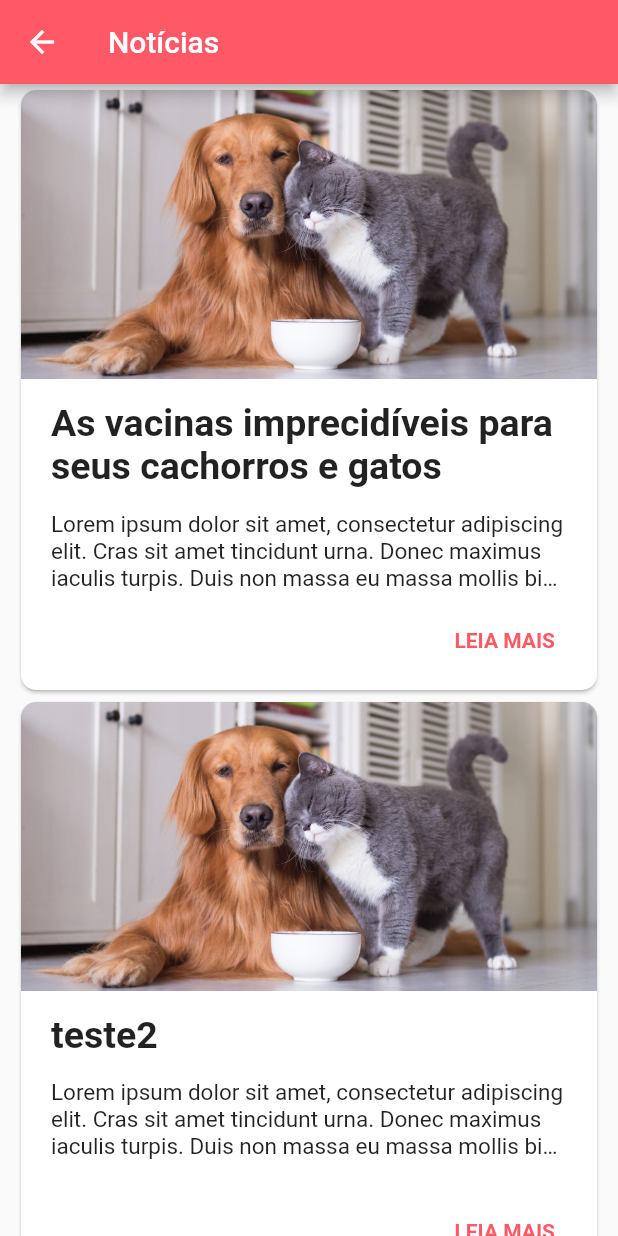
After one commit to VitorEstevam/app-pets, a Flutter app: the PageNews screen opened directly, on a phone screen of 412 x 824 dp. The commit adds this screen. Run offline on Flutter 3.47's test engine with Material 2 defaults, Android fonts, the phone set to English and light mode, and no system bars; our stand-ins replace flutter_mobx, google_fonts, mobx, table_calendar; missing offline and left inert: dart:ffi; generated files the repository leaves out were written again.

Commit message:
startin news

```diff
--- /dev/null
+++ b/lib/classes/news.dart
@@ -0,0 +1,7 @@
+class News{
+  String title;
+  String header;
+  String text;
+
+  News({required this.title, required this.header, required this.text});
+}
--- a/lib/consts/provider_stores.dart
+++ b/lib/consts/provider_stores.dart
@@ -1,4 +1,5 @@
 import 'package:app_pets/stores/example/store_tasks.dart';
+import 'package:app_pets/stores/news/store_news.dart';
 import 'package:provider/provider.dart';
 import 'package:provider/single_child_widget.dart';
 
@@ -6,4 +7,7 @@ List<SingleChildWidget> providerStores = [
   Provider<StoreTasks>(
     create: (_) => StoreTasks(),
   ),
+  Provider<StoreNews>(
+    create: (_) => StoreNews(),
+  ),
 ];
--- a/lib/pages/page_home/subpages/page_home/page_home.dart
+++ b/lib/pages/page_home/subpages/page_home/page_home.dart
@@ -1,3 +1,4 @@
+import 'package:app_pets/pages/page_home/subpages/page_add_task/page_add_task.dart';
 import 'package:flutter/material.dart';
 
 import 'widgets/pet_picture.dart';
@@ -12,7 +13,10 @@ class PageHome extends StatelessWidget {
       resizeToAvoidBottomInset: false,
       backgroundColor: Theme.of(context).backgroundColor,
       floatingActionButton: FloatingActionButton.extended(
-        onPressed: () => Navigator.pushNamed(context, "page_add_task"),
+        onPressed: () => Navigator.push(
+    context,
+    MaterialPageRoute(builder: (context) => PageAddTask()),
+  ),
         label: Text('ADICIONAR TAREFA'),
         icon: Icon(Icons.add),
       ),
--- /dev/null
+++ b/lib/pages/page_news/subpages/page_news.dart
@@ -0,0 +1,123 @@
+import 'package:app_pets/classes/news.dart';
+import 'package:app_pets/stores/news/store_news.dart';
+import 'package:app_pets/widgets/image_loader.dart';
+import 'package:flutter/material.dart';
+import 'package:provider/provider.dart';
+
+class PageNews extends StatefulWidget {
+  const PageNews({Key? key}) : super(key: key);
+
+  @override
+  State<PageNews> createState() => _PageNewsState();
+}
+
+class _PageNewsState extends State<PageNews> {
+  @override
+  Widget build(BuildContext context) {
+    final news = Provider.of<StoreNews>(context).news;
+
+    return Scaffold(
+      appBar: AppBar(
+        title: Text("Notícias"),
+      ),
+      body: Padding(
+        padding: const EdgeInsets.symmetric(horizontal: 10.0),
+        child: ListView.builder(
+          shrinkWrap: true,
+          physics: const BouncingScrollPhysics(),
+          scrollDirection: Axis.vertical,
+          itemCount: news.length,
+          itemBuilder: (context, i) {
+            var item = news[i];
+            return NewsCard(item: item);
+          },
+        ),
+      ),
+    );
+  }
+}
+
+class NewsCard extends StatelessWidget {
+  const NewsCard({
+    Key? key,
+    required this.item,
+  }) : super(key: key);
+
+  final News item;
+
+  void openNews(BuildContext context, News news) {
+    Navigator.pushNamed(context, "page_news_view");
+  }
+
+  @override
+  Widget build(BuildContext context) {
+    return InkWell(
+      onTap: () => openNews(context, item),
+      child: Card(
+        clipBehavior: Clip.antiAlias,
+        shape: RoundedRectangleBorder(
+          borderRadius: BorderRadius.circular(10.0),
+        ),
+        child: Container(
+          height: 400,
+          width: double.infinity,
+          child: Column(
+            crossAxisAlignment: CrossAxisAlignment.start,
+            children: [
+              Expanded(
+                child: Container(
+                  foregroundDecoration: BoxDecoration(
+                    image: DecorationImage(
+                        image: AssetImage(item.header), fit: BoxFit.cover),
+                  ),
+                ),
+              ),
+              Container(
+                height: 15,
+              ),
+              Expanded(
+                child: Padding(
+                  padding: const EdgeInsets.symmetric(horizontal: 20.0),
+                  child: Column(
+                    crossAxisAlignment: CrossAxisAlignment.start,
+                    children: [
+                      Text(
+                        item.title,
+                        maxLines: 2,
+                        overflow: TextOverflow.ellipsis,
+                        style: const TextStyle(
+                          fontSize: 25,
+                          fontWeight: FontWeight.bold,
+                        ),
+                      ),
+                      Container(
+                        height: 15,
+                      ),
+                      Text(
+                        item.text,
+                        style: const TextStyle(fontSize: 15),
+                        maxLines: 3,
+                        overflow: TextOverflow.ellipsis,
+                      ),
+                      Expanded(
+                        child: Align(
+                          alignment: Alignment.centerRight,
+                          child: TextButton(
+                              onPressed: () => openNews(context,item),
+                              child: const Text(
+                                "LEIA MAIS",
+                                style: TextStyle(fontWeight: FontWeight.bold),
+                              )),
+                        ),
+                      )
+                    ],
+                  ),
+                ),
+              ),
+            ],
+          ),
+        ),
+      ),
+    );
+  }
+}
--- a/lib/pages/tab_bar_handler.dart
+++ b/lib/pages/tab_bar_handler.dart
@@ -1,5 +1,6 @@
 import 'package:app_pets/pages/page_home/router_page_home.dart';
 import 'package:app_pets/pages/page_home/subpages/page_home/page_home.dart';
+import 'package:app_pets/pages/page_news/router_page_news.dart';
 import 'package:flutter/material.dart';
 
 class TabBarHandler extends StatelessWidget {
@@ -39,9 +40,7 @@ class TabBarHandler extends StatelessWidget {
           child: const TabBarView(
             physics: NeverScrollableScrollPhysics(),
             children: <Widget>[
-              Center(
-                child: Text("Noticias"),
-              ),
+              RouterPageNews(),
               Center(
                 child: Text("tarefas"),
               ),
--- /dev/null
+++ b/lib/stores/news/store_news.dart
@@ -0,0 +1,31 @@
+import 'package:app_pets/classes/news.dart';
+import 'package:mobx/mobx.dart';
+
+// run builder on cmd to generate the code
+
+// Include this
+part 'store_news.g.dart';
+
+class StoreNews = _StoreNews with _$StoreNews;
+
+String lorem =
+    "Lorem ipsum dolor sit amet, consectetur adipiscing elit. Cras sit amet tincidunt urna. Donec maximus iaculis turpis. Duis non massa eu massa mollis bibendum at quis ex. Suspendisse eu elementum nibh, vitae semper metus. Vivamus vulputate velit sit amet ex fringilla, eu finibus massa mollis. Cras lobortis volutpat odio ac auctor. Praesent lobortis convallis erat, eu tincidunt elit tincidunt ac. Duis pulvinar dapibus dui ut facilisis. Vestibulum semper dignissim eros a fringilla. Pellentesque scelerisque tellus ipsum, vitae pharetra orci vehicula gravida. Aenean eget sem nisi. Phasellus nisi risus, pellentesque ac sapien a, pellentesque interdum mi. Pellentesque habitant morbi tristique senectus et netus et malesuada fames ac turpis egestas. Praesent ullamcorper purus metus, id accumsan leo consequat eu. Vestibulum sed lacus nec metus vehicula tempus id eget ex. Nulla a quam nec dui volutpat vehicula sit amet facilisis ligula.\nSed mauris eros, viverra ac vestibulum in, volutpat nec sem. Donec non ipsum vitae nulla interdum rutrum ut sed sem. Nullam a diam nunc. Cras at massa et velit porta pharetra eu in eros. Praesent interdum tortor et dignissim fringilla. Quisque laoreet congue ex ullamcorper aliquet. Quisque id ullamcorper diam. Pellentesque posuere nec arcu eget condimentum. Etiam fringilla risus et orci viverra luctus. Curabitur eget ipsum mi. Integer malesuada urna quis orci scelerisque, non fringilla risus volutpat.";
+
+// Create the class
+abstract class _StoreNews with Store {
+  @observable
+  ObservableList<News> news = ObservableList<News>.of([
+    News(
+        title: "As vacinas imprecidíveis para seus cachorros e gatos",
+        header: "lib/assets/newsHeader.jpg",
+        text: lorem),
+    News(
+        title: "teste2",
+        header: "lib/assets/newsHeader.jpg",
+        text: lorem),
+    News(
+        title: "teste3",
+        header: "lib/assets/newsHeader.jpg",
+        text: lorem)
+  ]);
+}
--- a/pubspec.yaml
+++ b/pubspec.yaml
@@ -69,6 +69,7 @@ flutter:
   assets:
     - lib/assets/dog1.jpeg
     - lib/assets/placeholderTask.png
+    - lib/assets/newsHeader.jpg
   #   - images/a_dot_burr.jpeg
   #   - images/a_dot_ham.jpeg
 
```
Also changed, not shown: lib/consts/routes.dart (deleted, +0 -7 lines), lib/pages/page_home/router_page_home.dart (+9 -2 lines), lib/pages/page_news/router_page_news.dart (added, +31 -0 lines), lib/pages/page_news/subpages/page_news_view.dart (added, +18 -0 lines), lib/widgets/date_picker.dart (deleted, +0 -70 lines), lib/assets/newsHeader.jpg (added), lib/stores/news/store_news.g.dart (added).
